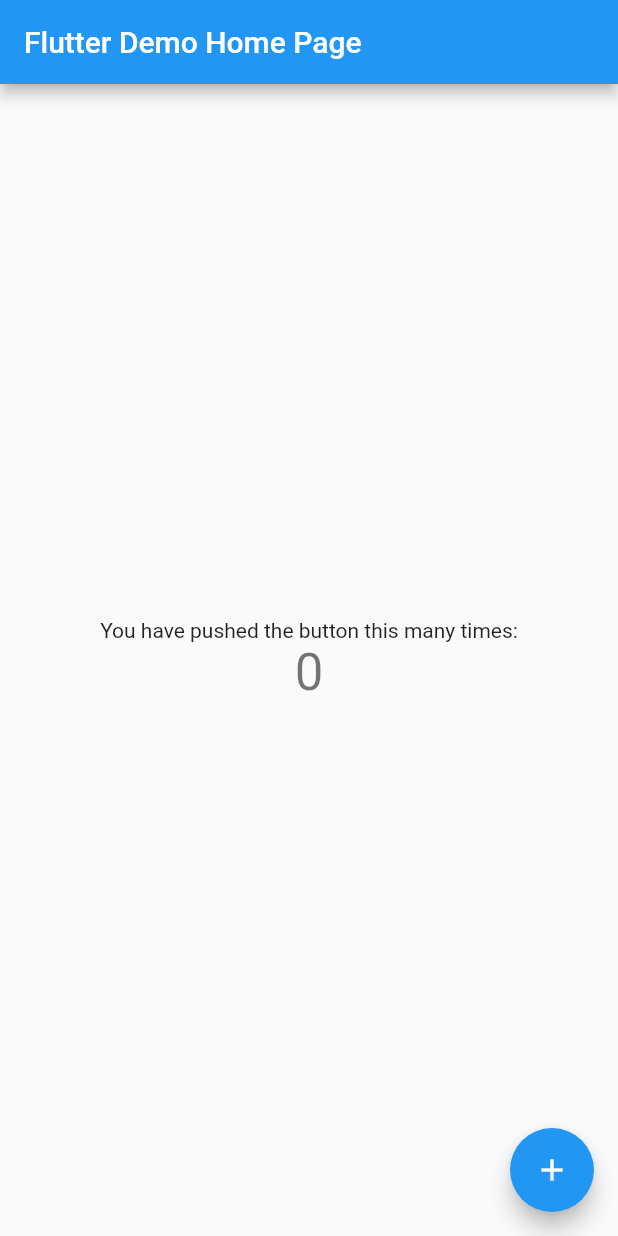
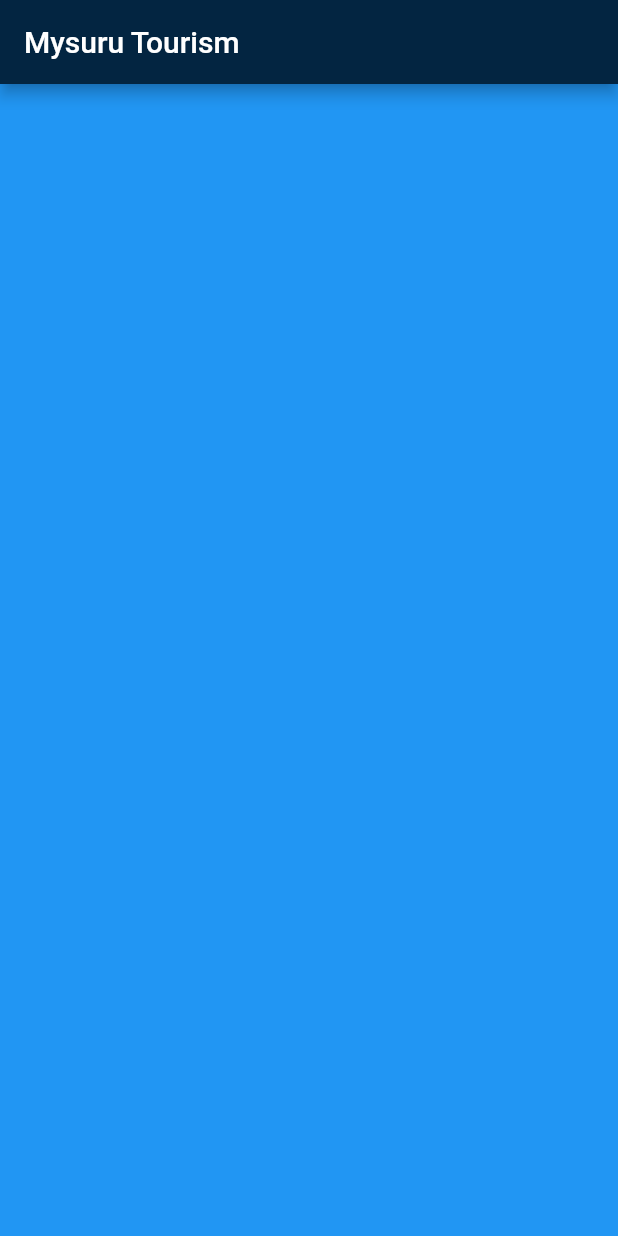
Before and after one commit to amansharma2910/DSCWOW_MysuruTourism, a Flutter app: the screen it shows after launch, on a phone screen of 412 x 824 dp. Run offline on Flutter 3.47's test engine with Material 2 defaults, Android fonts, the phone set to English and light mode, and no system bars.

Commit message:
Fixed errors; started working on appbar

```diff
--- a/lib/main.dart
+++ b/lib/main.dart
@@ -1,117 +1,21 @@
 import 'package:flutter/material.dart';
+import 'screens/home_screen.dart';
+
 
 void main() {
-  runApp(MyApp());
+  runApp(TravelMysuru());
 }
 
-class MyApp extends StatelessWidget {
-  // This widget is the root of your application.
+class TravelMysuru extends StatelessWidget {
   @override
   Widget build(BuildContext context) {
     return MaterialApp(
-      title: 'Flutter Demo',
+      debugShowCheckedModeBanner: false,
       theme: ThemeData(
-        // This is the theme of your application.
-        //
-        // Try running your application with "flutter run". You'll see the
-        // application has a blue toolbar. Then, without quitting the app, try
-        // changing the primarySwatch below to Colors.green and then invoke
-        // "hot reload" (press "r" in the console where you ran "flutter run",
-        // or simply save your changes to "hot reload" in a Flutter IDE).
-        // Notice that the counter didn't reset back to zero; the application
-        // is not restarted.
-        primarySwatch: Colors.blue,
-        // This makes the visual density adapt to the platform that you run
-        // the app on. For desktop platforms, the controls will be smaller and
-        // closer together (more dense) than on mobile platforms.
+        primaryColor: Color(0xff032541),
         visualDensity: VisualDensity.adaptivePlatformDensity,
       ),
-      home: MyHomePage(title: 'Flutter Demo Home Page'),
+      home: HomeScreen(),
     );
   }
 }
-
-class MyHomePage extends StatefulWidget {
-  MyHomePage({Key key, this.title}) : super(key: key);
-
-  // This widget is the home page of your application. It is stateful, meaning
-  // that it has a State object (defined below) that contains fields that affect
-  // how it looks.
-
-  // This class is the configuration for the state. It holds the values (in this
-  // case the title) provided by the parent (in this case the App widget) and
-  // used by the build method of the State. Fields in a Widget subclass are
-  // always marked "final".
-
-  final String title;
-
-  @override
-  _MyHomePageState createState() => _MyHomePageState();
-}
-
-class _MyHomePageState extends State<MyHomePage> {
-  int _counter = 0;
-
-  void _incrementCounter() {
-    setState(() {
-      // This call to setState tells the Flutter framework that something has
-      // changed in this State, which causes it to rerun the build method below
-      // so that the display can reflect the updated values. If we changed
-      // _counter without calling setState(), then the build method would not be
-      // called again, and so nothing would appear to happen.
-      _counter++;
-    });
-  }
-
-  @override
-  Widget build(BuildContext context) {
-    // This method is rerun every time setState is called, for instance as done
-    // by the _incrementCounter method above.
-    //
-    // The Flutter framework has been optimized to make rerunning build methods
-    // fast, so that you can just rebuild anything that needs updating rather
-    // than having to individually change instances of widgets.
-    return Scaffold(
-      appBar: AppBar(
-        // Here we take the value from the MyHomePage object that was created by
-        // the App.build method, and use it to set our appbar title.
-        title: Text(widget.title),
-      ),
-      body: Center(
-        // Center is a layout widget. It takes a single child and positions it
-        // in the middle of the parent.
-        child: Column(
-          // Column is also a layout widget. It takes a list of children and
-          // arranges them vertically. By default, it sizes itself to fit its
-          // children horizontally, and tries to be as tall as its parent.
-          //
-          // Invoke "debug painting" (press "p" in the console, choose the
-          // "Toggle Debug Paint" action from the Flutter Inspector in Android
-          // Studio, or the "Toggle Debug Paint" command in Visual Studio Code)
-          // to see the wireframe for each widget.
-          //
-          // Column has various properties to control how it sizes itself and
-          // how it positions its children. Here we use mainAxisAlignment to
-          // center the children vertically; the main axis here is the vertical
-          // axis because Columns are vertical (the cross axis would be
-          // horizontal).
-          mainAxisAlignment: MainAxisAlignment.center,
-          children: <Widget>[
-            Text(
-              'You have pushed the button this many times:',
-            ),
-            Text(
-              '$_counter',
-              style: Theme.of(context).textTheme.headline4,
-            ),
-          ],
-        ),
-      ),
-      floatingActionButton: FloatingActionButton(
-        onPressed: _incrementCounter,
-        tooltip: 'Increment',
-        child: Icon(Icons.add),
-      ), // This trailing comma makes auto-formatting nicer for build methods.
-    );
-  }
-}
--- /dev/null
+++ b/lib/screens/home_screen.dart
@@ -0,0 +1,18 @@
+import 'package:flutter/material.dart';
+
+class HomeScreen extends StatelessWidget {
+  @override
+  Widget build(BuildContext context) {
+    return Scaffold(
+      resizeToAvoidBottomPadding: true,
+      appBar: AppBar(
+        title: Text(
+          'Mysuru Tourism',
+        ),
+      ),
+      body: Container(
+        color: Colors.blue,
+      ),
+    );
+  }
+}
```
Also changed, not shown: 1 other file.
